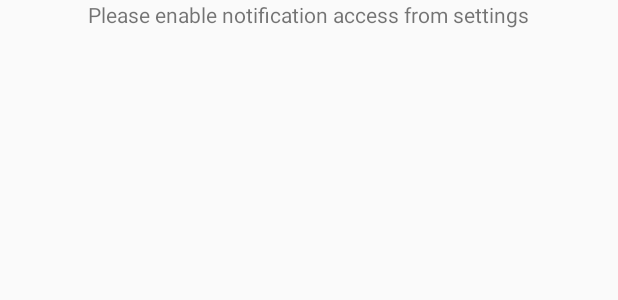
After one commit to Shaalano31/Spotify-Android, an Android app: the layout activity_notification_listener.xml on its own in the app's theme, with its tools: preview values and no code run, on a phone screen of 412 x 824 dp. The commit adds this screen. Shown: the top 300 px of the screen. Run offline under Robolectric (Android 15) with nearby library versions, the phone set to English and light mode, and no system bars.

Commit message:
Notification log is working and responding when reciving any notification "check log", the only problem is that its prints in the log (can be accessed through the search icon) only the notification that is being printed in the log is the one that is being received when being in the log

```diff
--- a/app/src/main/java/com/example/spotify/Spotify.java
+++ b/app/src/main/java/com/example/spotify/Spotify.java
@@ -88,8 +88,6 @@ public interface Spotify {
   Call<Tracks>  getSongLink(@Header("x-auth") String txt);
 
 
-
-
   @GET("Artists/{id}")
   Call<Artists> getArtist(@Path("id") String id );
 
--- a/app/src/main/res/layout/activity_home_screen.xml
+++ b/app/src/main/res/layout/activity_home_screen.xml
@@ -55,6 +55,8 @@
         android:id="@+id/imageView3"
         android:layout_width="0dp"
         android:layout_height="0dp"
+        android:clickable="true"
+        android:onClick="NotificationLogClick"
         app:layout_constraintBottom_toTopOf="@+id/guideline7"
         app:layout_constraintEnd_toStartOf="@+id/guideline2"
         app:layout_constraintStart_toStartOf="@+id/guideline"
--- /dev/null
+++ b/app/src/main/res/layout/activity_notification_listener.xml
@@ -0,0 +1,22 @@
+<?xml version="1.0" encoding="utf-8"?>
+<LinearLayout xmlns:android="http://schemas.android.com/apk/res/android"
+    android:orientation="vertical"
+    android:layout_width="match_parent"
+    android:layout_height="match_parent">
+    <TextView
+        android:layout_width="wrap_content"
+        android:layout_height="50dp"
+        android:layout_gravity="center"
+        android:text="Please enable notification access from settings"
+           />
+
+    <ScrollView
+        android:layout_width="match_parent"
+        android:layout_height="match_parent">
+        <TableLayout
+            android:layout_width="match_parent"
+            android:layout_height="wrap_content"
+            android:id="@+id/tab" />
+    </ScrollView>
+
+</LinearLayout>
```
Also changed, not shown: app/src/main/AndroidManifest.xml (+9 -3 lines), app/src/main/java/com/example/spotify/HomeScreen.java (+11 -1 lines), app/src/main/java/com/example/spotify/NotificationListener.java (added, +85 -0 lines), app/src/main/java/com/example/spotify/NotificationService.java (added, +53 -0 lines).
